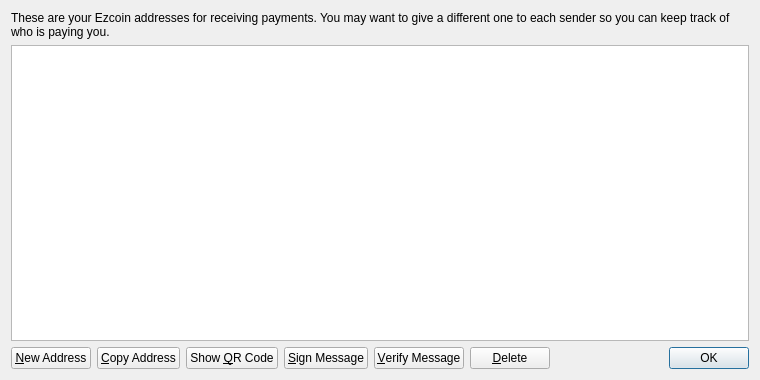
This is src/qt/forms/addressbookpage.ui in ezcoin/ezcoin as Qt 5 draws it before an edit. The edited form follows.
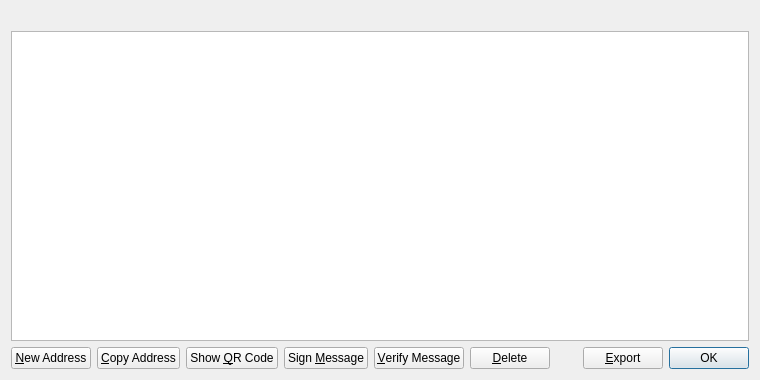
This is the edited form. Icons and pictures are not drawn.

```diff
--- a/src/qt/forms/addressbookpage.ui
+++ b/src/qt/forms/addressbookpage.ui
@@ -16,9 +16,6 @@
   <layout class="QVBoxLayout" name="verticalLayout">
    <item>
     <widget class="QLabel" name="labelExplanation">
-     <property name="text">
-      <string>These are your Ezcoin addresses for receiving payments. You may want to give a different one to each sender so you can keep track of who is paying you.</string>
-     </property>
      <property name="textFormat">
       <enum>Qt::PlainText</enum>
      </property>
@@ -102,7 +99,7 @@
         <string>Sign a message to prove you own a Ezcoin address</string>
        </property>
        <property name="text">
-        <string>&amp;Sign Message</string>
+        <string>Sign &amp;Message</string>
        </property>
        <property name="icon">
         <iconset resource="../bitcoin.qrc">
@@ -151,6 +148,20 @@
        </property>
       </spacer>
      </item>
+     <item>
+      <widget class="QPushButton" name="exportButton">
+       <property name="toolTip">
+        <string>Export the data in the current tab to a file</string>
+       </property>
+       <property name="text">
+        <string>&amp;Export</string>
+       </property>
+       <property name="icon">
+        <iconset resource="../bitcoin.qrc">
+         <normaloff>:/icons/export</normaloff>:/icons/export</iconset>
+       </property>
+      </widget>
+     </item>
      <item>
       <widget class="QDialogButtonBox" name="buttonBox">
        <property name="sizePolicy">
```
Left out of the diff: 8 changed lines with no effect on the pictures.
